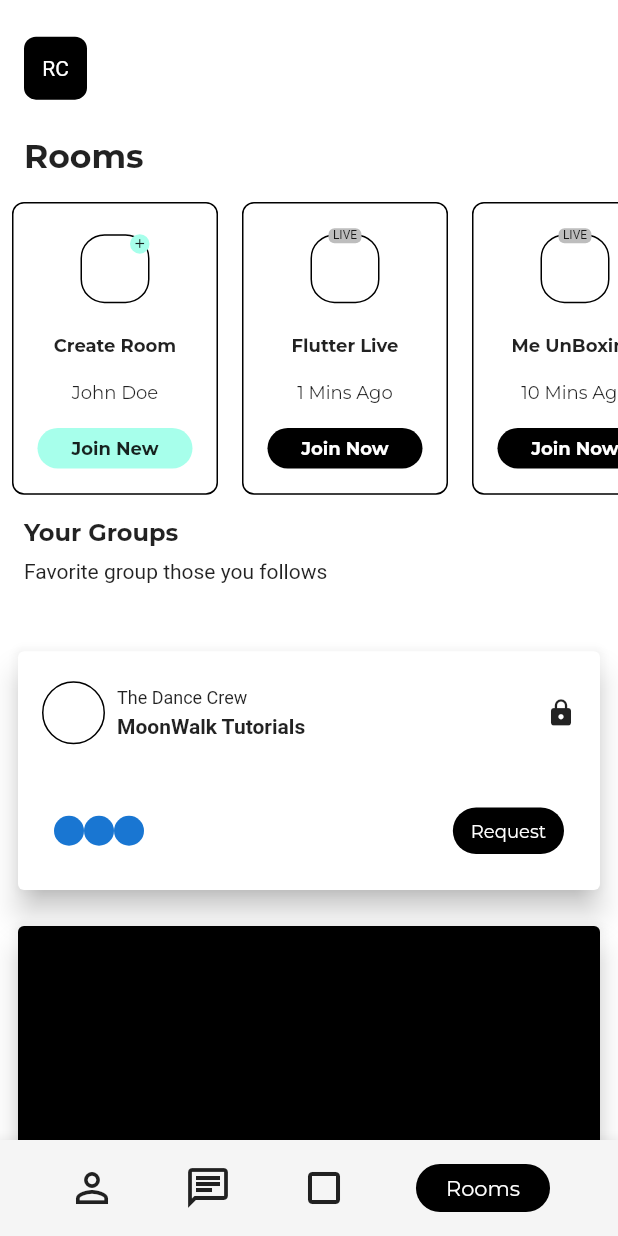
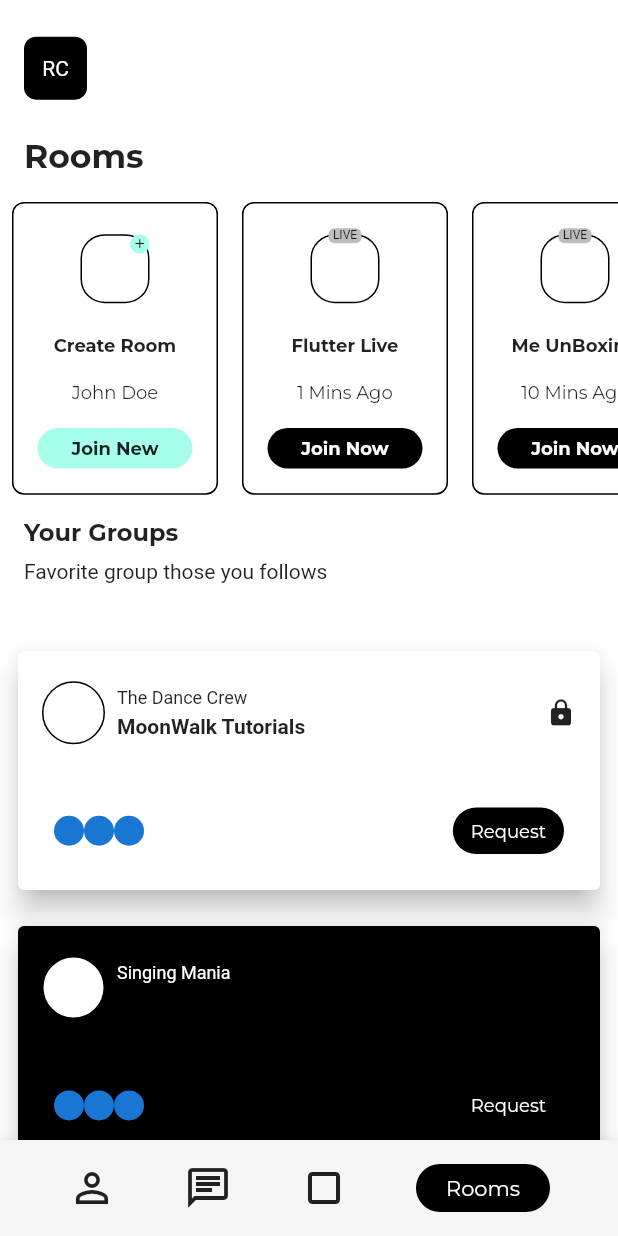
Before and after one commit to JAICHANGPARK/flutter_notebook_8th_story, a Flutter app: the RoomsPage screen opened by its route, on a phone screen of 412 x 824 dp. Run offline on Flutter 3.47's test engine with Material 2 defaults, Android fonts, the phone set to English and light mode, and no system bars; our stand-ins replace badges, flutter_hooks, google_fonts, hooks_riverpod, state_notifier.

Commit message:
Update rooms_page.dart

```diff
--- a/lib/ep588_social_app/rooms_page.dart
+++ b/lib/ep588_social_app/rooms_page.dart
@@ -393,6 +393,74 @@ class _RoomsPageState extends State<RoomsPage> {
                                   child: Card(
                                     color: Colors.black,
                                     elevation: 8,
+                                    child: Padding(
+                                      padding: const EdgeInsets.all(16.0),
+                                      child: Column(
+                                        mainAxisAlignment: MainAxisAlignment.spaceBetween,
+                                        children: [
+                                          Row(
+                                            children: [
+                                              Container(
+                                                height: 42,
+                                                width: 42,
+                                                decoration: BoxDecoration(
+                                                  border: Border.all(color: Colors.black),
+                                                  shape: BoxShape.circle,
+                                                  color: Colors.white
+                                                ),
+                                              ),
+                                              Padding(
+                                                padding: const EdgeInsets.all(8.0),
+                                                child: Column(
+                                                  crossAxisAlignment: CrossAxisAlignment.start,
+                                                  children: [
+                                                    Text("Singing Mania", style: TextStyle(
+                                                      fontSize: 12,
+                                                      color: Colors.white
+                                                    ),),
+                                                    SizedBox(height: 4,),
+                                                    Text("MoonWalk Tutorials",style: TextStyle(
+                                                        fontWeight: FontWeight.bold
+                                                    ),),
+                                                  ],
+                                                ),
+                                              ),
+                                              Spacer(),
+                                              Icon(Icons.lock, size: 20,)
+
+                                            ],
+                                          ),
+                                          Padding(
+                                            padding: const EdgeInsets.all(8.0),
+                                            child: Row(
+                                              children: [
+                                                CircleAvatar(
+                                                  radius: 10,
+                                                ),
+                                                CircleAvatar(
+                                                  radius: 10,
+                                                ),
+                                                CircleAvatar(
+                                                  radius: 10,
+                                                ),
+                                                Spacer(),
+                                                Container(
+                                                  padding: EdgeInsets.symmetric(horizontal: 12, vertical: 8),
+                                                  decoration: BoxDecoration(color: Colors.black, borderRadius: BorderRadius.circular(16)),
+                                                  child: Center(
+                                                    child: Text(
+                                                      "Request",
+                                                      style: GoogleFonts.montserrat(
+                                                          fontSize: 12, color: Colors.white),
+                                                    ),
+                                                  ),
+                                                )
+                                              ],
+                                            ),
+                                          )
+                                        ],
+                                      ),
+                                    ),
                                   ),
                                 ),
                               ),
```
